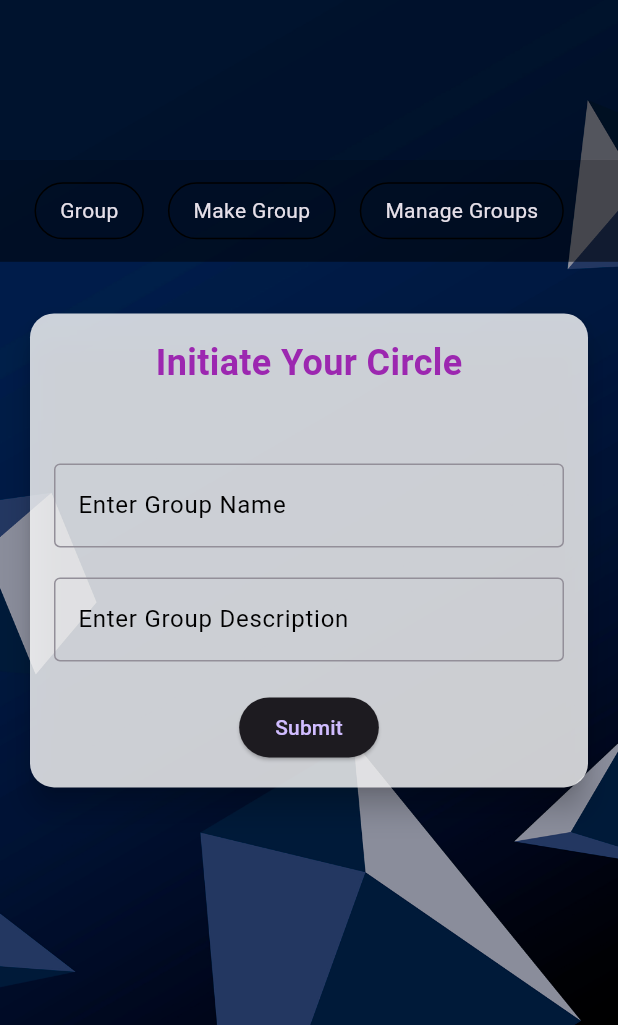
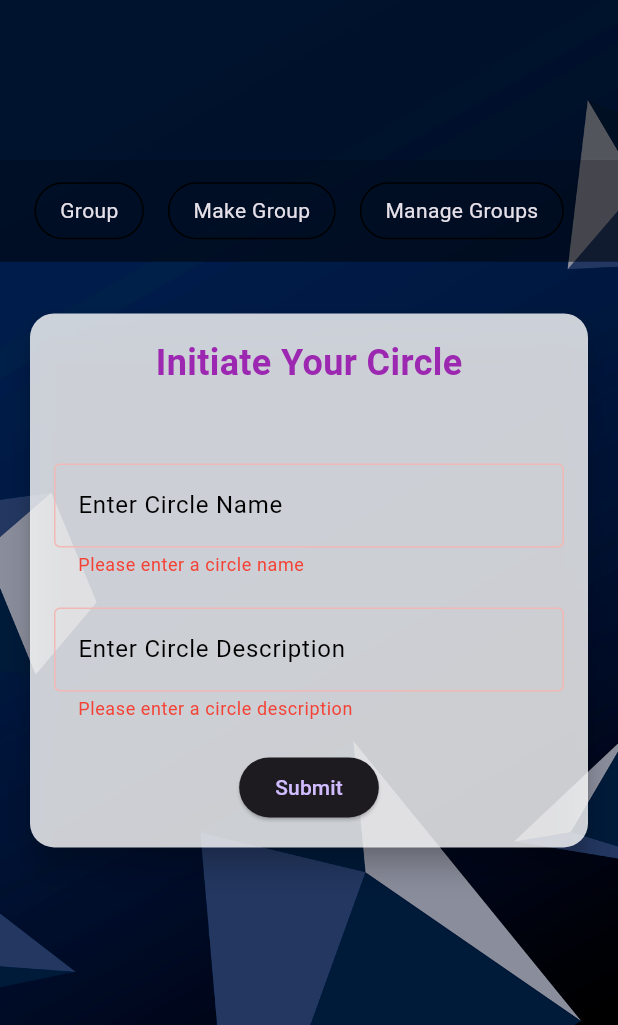
Before and after one commit to kathan9898/Flutter_projects, a Flutter app: the HomePage screen opened directly with empty values, after a tap on "Make Group", after a tap on "Submit", on a phone screen of 412 x 824 dp, the part 211-1236 px from its top. Run offline on Flutter 3.47's test engine with Material 3 defaults, Android fonts, the phone set to English and light mode, and no system bars; our stand-ins replace webview_flutter.

Commit message:
update make group code to insert a user with it's group name and description.

```diff
--- a/splitwise/lib/home_page.dart
+++ b/splitwise/lib/home_page.dart
@@ -15,6 +15,11 @@ class _HomePageState extends State<HomePage> {
   int _selectedIndex = 0;
   final TextEditingController _groupNameController = TextEditingController();
   final TextEditingController _groupDescriptionController = TextEditingController();
+  final GlobalKey<FormState> _formKey = GlobalKey<FormState>();
+
+  // Focus nodes for text fields
+  final FocusNode _groupNameFocus = FocusNode();
+  final FocusNode _groupDescriptionFocus = FocusNode();
 
   void _onTabSelected(int index) {
     setState(() {
@@ -23,7 +28,8 @@ class _HomePageState extends State<HomePage> {
   }
 
   Future<void> _submitGroup() async {
-    final String apiUrl = 'https://yourserver.com/api/submit_group.php';
+    if (_formKey.currentState?.validate() ?? false) {
+      final String apiUrl = 'https://splitwise1.000webhostapp.com/make_group/make_group.php';
       final response = await http.post(
         Uri.parse(apiUrl),
         body: {
@@ -34,17 +40,39 @@ class _HomePageState extends State<HomePage> {
       );
 
       if (response.statusCode == 200) {
-      final data = json.decode(response.body);
-      if (data['status'] == 'success') {
-        final String username = data['username'];
-        print('Username: $username');
-        // Do something with the username, e.g., show a success message
+        // Clear text fields
+        _groupNameController.clear();
+        _groupDescriptionController.clear();
+
+        // Remove focus from text fields
+        _groupNameFocus.unfocus();
+        _groupDescriptionFocus.unfocus();
+
+        // Show success message
+        ScaffoldMessenger.of(context).showSnackBar(
+          SnackBar(
+            content: Text('Circle is created.'),
+            backgroundColor: Colors.green,
+          ),
+        );
       } else {
-        print('Error: ${data['message']}');
+        // Show error message
+        ScaffoldMessenger.of(context).showSnackBar(
+          SnackBar(
+            content: Text('Error while creating circle, please try again'),
+            backgroundColor: Colors.red,
+          ),
+        );
       }
-    } else {
-      print('Server error: ${response.statusCode}');
     }
+  }
+
+  @override
+  void dispose() {
+    // Dispose focus nodes when the widget is disposed
+    _groupNameFocus.dispose();
+    _groupDescriptionFocus.dispose();
+    super.dispose();
   }
 
   @override
@@ -175,6 +203,8 @@ class _HomePageState extends State<HomePage> {
         ),
         child: Padding(
           padding: const EdgeInsets.all(16.0),
+          child: Form(
+            key: _formKey,
             child: Column(
               mainAxisSize: MainAxisSize.min,
               children: [
@@ -187,22 +217,40 @@ class _HomePageState extends State<HomePage> {
                   ),
                 ),
                 SizedBox(height: 50),
-                TextField(
+                TextFormField(
                   controller: _groupNameController,
+                  focusNode: _groupNameFocus,
                   decoration: InputDecoration(
-                    labelText: 'Enter Group Name',
+                    labelText: 'Enter Circle Name',
                     labelStyle: TextStyle(color: Colors.black),
                     border: OutlineInputBorder(),
+                    errorStyle: TextStyle(color: Colors.red), // Error text color
                   ),
+                  style: TextStyle(color: Colors.black), // Regular text color
+                  validator: (value) {
+                    if (value == null || value.isEmpty) {
+                      return 'Please enter a circle name';
+                    }
+                    return null;
+                  },
                 ),
                 SizedBox(height: 20),
-                TextField(
+                TextFormField(
                   controller: _groupDescriptionController,
+                  focusNode: _groupDescriptionFocus,
                   decoration: InputDecoration(
-                    labelText: 'Enter Group Description',
+                    labelText: 'Enter Circle Description',
                     labelStyle: TextStyle(color: Colors.black),
                     border: OutlineInputBorder(),
+                    errorStyle: TextStyle(color: Colors.red), // Error text color
                   ),
+                  style: TextStyle(color: Colors.black), // Regular text color
+                  validator: (value) {
+                    if (value == null || value.isEmpty) {
+                      return 'Please enter a circle description';
+                    }
+                    return null;
+                  },
                 ),
                 SizedBox(height: 20),
                 ElevatedButton(
@@ -214,8 +262,10 @@ class _HomePageState extends State<HomePage> {
           ),
         ),
       ),
+    ),
   );
 }
+
 }
 
 class TabItem extends StatelessWidget {
```
Lines whose indentation alone changed are shown as unchanged.
